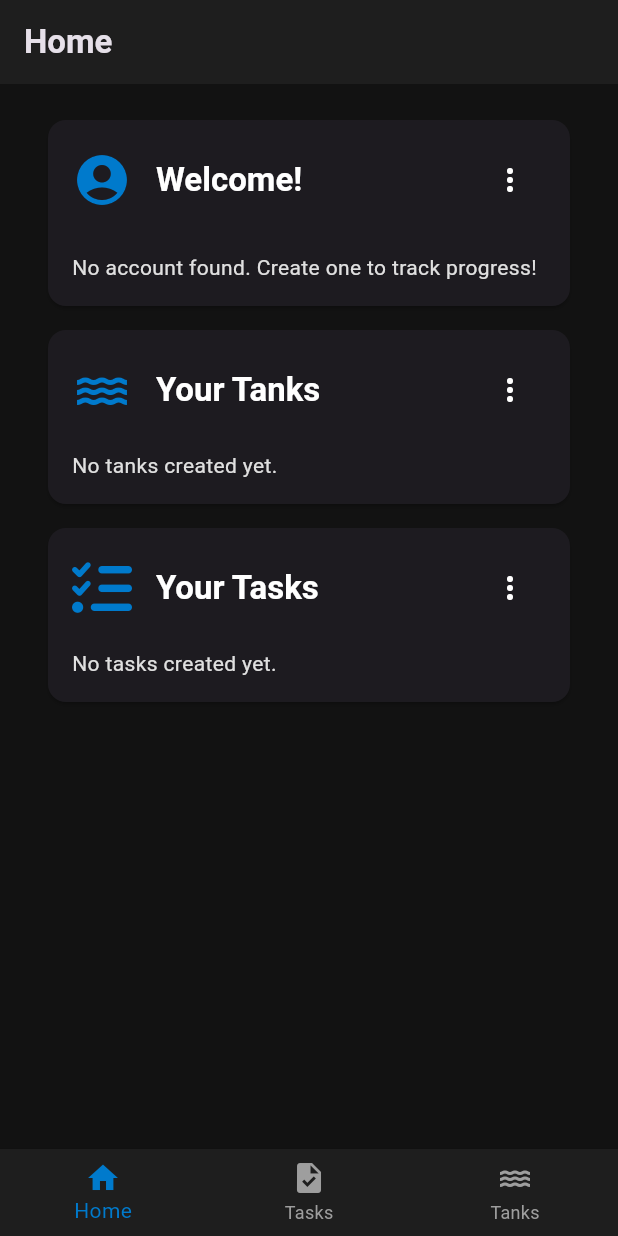
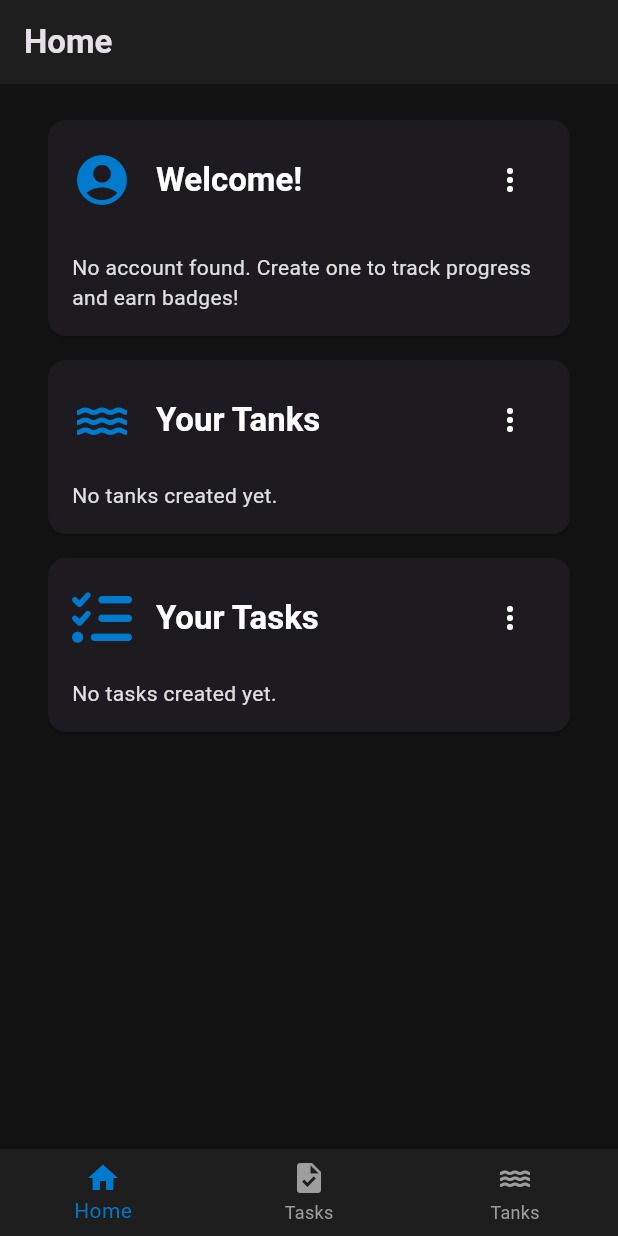
Before and after one commit to urlockGaur/AquaBuddy_fp, a Flutter app: the screen it shows after launch, on a phone screen of 412 x 824 dp. Run offline on Flutter 3.47's test engine with Material 3 defaults, Android fonts, the phone set to English and light mode, and no system bars; our stand-ins replace another_flushbar, flutter_animate, flutter_colorpicker, flutter_local_notifications, font_awesome_flutter, hive and 2 more; accounts and stored records are empty.

Commit message:
final update

```diff
--- a/lib/screens/home_screen.dart
+++ b/lib/screens/home_screen.dart
@@ -149,7 +149,7 @@ class HomeDashboard extends StatelessWidget {
                       ),
                     ] else if (user != null) const Text('No badges earned yet.'),
                     if (user == null) Text(
-                      'No account found. Create one to track progress!',
+                      'No account found. Create one to track progress and earn badges!',
                       style: Theme.of(context).textTheme.bodyMedium,
                     ),
 
```
